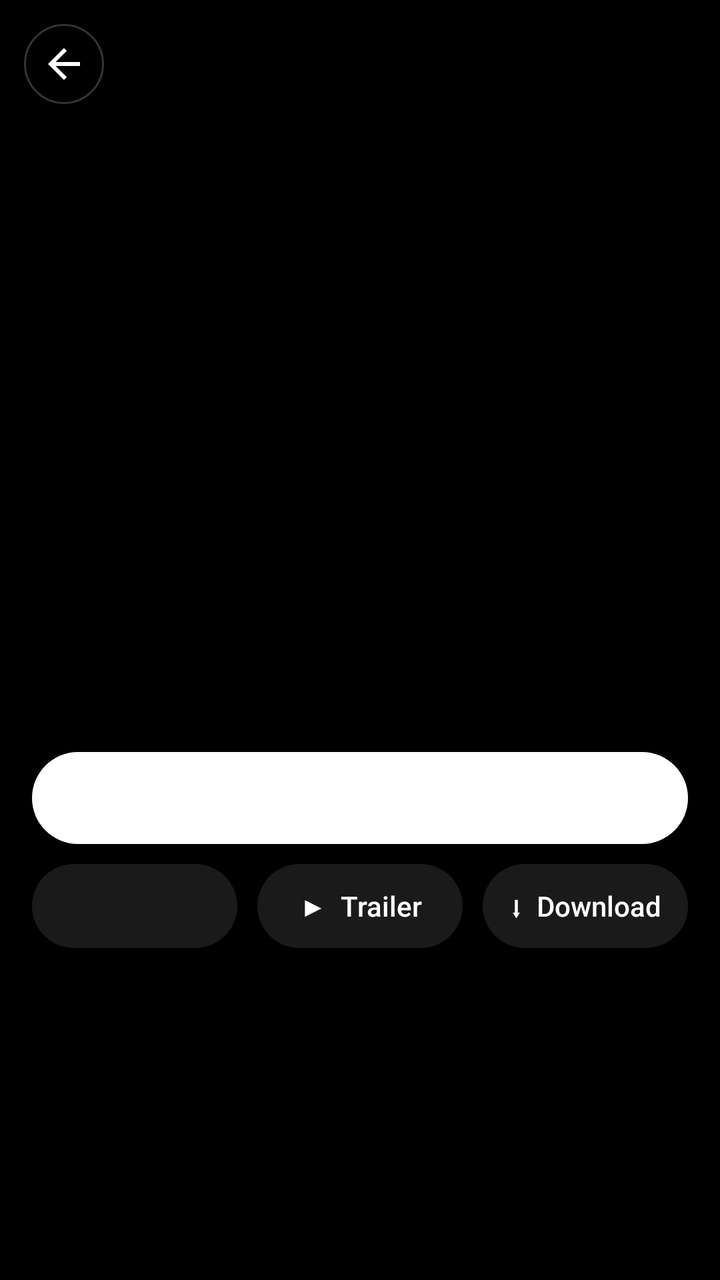
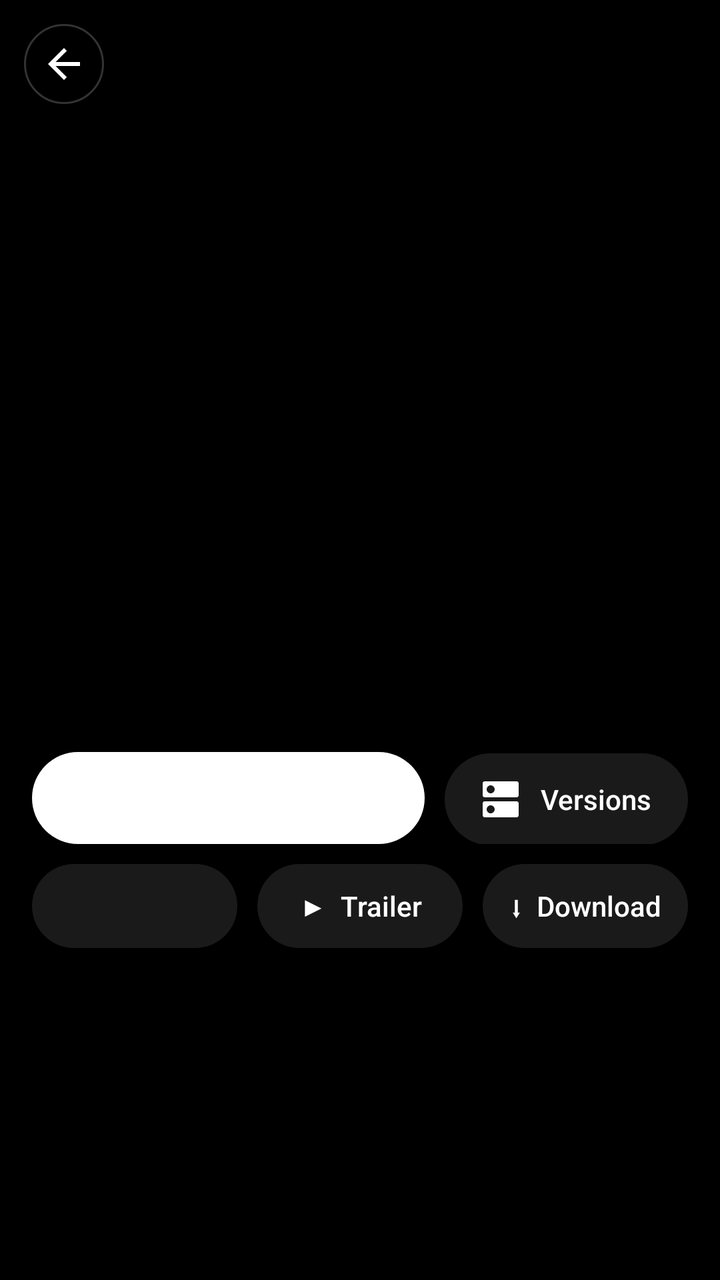

An Android layout rendered at two revisions. The XML below is the earlier revision; the diff shows what the commit changed to produce the second picture.
<!-- AndroidManifest.xml: application theme Theme.NovaTV -->
<!-- res/layout/fragment_detail.xml -->
<?xml version="1.0" encoding="utf-8"?>
<FrameLayout xmlns:android="http://schemas.android.com/apk/res/android"
    android:layout_width="match_parent" android:layout_height="match_parent"
    android:background="@color/nova_black" android:clickable="true">

    <androidx.core.widget.NestedScrollView android:layout_width="match_parent" android:layout_height="match_parent"
        android:scrollbars="none">
        <LinearLayout android:layout_width="match_parent" android:layout_height="wrap_content"
            android:orientation="vertical" android:paddingBottom="32dp">

            
            <FrameLayout android:id="@+id/detail_header"
                android:layout_width="match_parent" android:layout_height="340dp">
                <ImageView android:id="@+id/detail_backdrop"
                    android:layout_width="match_parent" android:layout_height="match_parent" android:scaleType="centerCrop"/>
                <View android:layout_width="match_parent" android:layout_height="match_parent" android:background="@drawable/scrim_bottom"/>
            </FrameLayout>

            <LinearLayout android:layout_width="match_parent" android:layout_height="wrap_content"
                android:orientation="vertical" android:paddingStart="16dp" android:paddingEnd="16dp" android:layout_marginTop="-40dp">

                <TextView android:id="@+id/detail_title"
                    android:layout_width="match_parent" android:layout_height="wrap_content"
                    android:textColor="@color/nova_white" android:textSize="28sp"
                    android:fontFamily="sans-serif-medium" android:letterSpacing="-0.02" android:maxLines="3" android:ellipsize="end"/>
                <TextView android:id="@+id/detail_meta"
                    android:layout_width="wrap_content" android:layout_height="wrap_content"
                    android:textColor="@color/nova_white70" android:textSize="12sp" android:layout_marginTop="6dp"/>

                <Button android:id="@+id/detail_play"
                    android:layout_width="match_parent" android:layout_height="46dp" android:layout_marginTop="16dp"
                    android:textAllCaps="false" android:textColor="#FF000000" android:fontFamily="sans-serif-medium"
                    android:background="@drawable/btn_play_hero" android:textSize="16sp"/>
                <ProgressBar android:id="@+id/detail_loading"
                    android:layout_width="24dp" android:layout_height="24dp" android:layout_gravity="center_horizontal"
                    android:layout_marginTop="6dp" android:indeterminateTint="@color/nova_white" android:visibility="gone"/>

                <LinearLayout android:layout_width="match_parent" android:layout_height="wrap_content"
                    android:orientation="horizontal" android:layout_marginTop="10dp">
                    <Button android:id="@+id/detail_list"
                        android:layout_width="0dp" android:layout_weight="1" android:layout_height="42dp"
                        android:textAllCaps="false" android:textColor="@color/nova_white"
                        android:background="@drawable/btn_secondary" android:textSize="14sp"/>
                    <Button android:id="@+id/detail_trailer"
                        android:layout_width="0dp" android:layout_weight="1" android:layout_height="42dp"
                        android:layout_marginStart="10dp" android:text="▶  Trailer"
                        android:textAllCaps="false" android:textColor="@color/nova_white"
                        android:background="@drawable/btn_secondary" android:textSize="14sp"/>
                    <Button android:id="@+id/detail_download"
                        android:layout_width="0dp" android:layout_weight="1" android:layout_height="42dp"
                        android:layout_marginStart="10dp" android:text="⬇  Download"
                        android:textAllCaps="false" android:textColor="@color/nova_white"
                        android:background="@drawable/btn_secondary" android:textSize="14sp"/>
                </LinearLayout>

                <TextView android:id="@+id/detail_overview"
                    android:layout_width="match_parent" android:layout_height="wrap_content"
                    android:textColor="@color/nova_white70" android:textSize="14sp" android:lineSpacingMultiplier="1.25"
                    android:layout_marginTop="16dp" android:maxLines="4" android:ellipsize="end"/>
            </LinearLayout>

            <LinearLayout android:id="@+id/episode_section"
                android:layout_width="match_parent" android:layout_height="wrap_content"
                android:orientation="vertical" android:layout_marginTop="22dp" android:visibility="gone">
                <HorizontalScrollView android:layout_width="match_parent" android:layout_height="wrap_content"
                    android:scrollbars="none" android:paddingStart="16dp" android:clipToPadding="false">
                    <LinearLayout android:id="@+id/season_chips"
                        android:layout_width="wrap_content" android:layout_height="wrap_content" android:orientation="horizontal"/>
                </HorizontalScrollView>
                <TextView android:id="@+id/download_season"
                    android:layout_width="wrap_content" android:layout_height="34dp"
                    android:layout_marginStart="16dp" android:layout_marginTop="10dp"
                    android:gravity="center" android:paddingStart="14dp" android:paddingEnd="14dp"
                    android:background="@drawable/btn_secondary" android:text="⬇  Download Season"
                    android:textColor="@color/nova_white" android:textSize="13sp"/>
                <androidx.recyclerview.widget.RecyclerView android:id="@+id/episode_list"
                    android:layout_width="match_parent" android:layout_height="wrap_content"
                    android:layout_marginTop="8dp" android:nestedScrollingEnabled="false"/>
            </LinearLayout>

            <TextView android:id="@+id/related_title"
                android:layout_width="wrap_content" android:layout_height="wrap_content"
                android:layout_marginTop="24dp" android:paddingStart="16dp"
                android:text="More Like This" android:visibility="gone"
                android:textColor="#E6FFFFFF" android:textSize="16sp" android:fontFamily="sans-serif-medium"/>
            <androidx.recyclerview.widget.RecyclerView android:id="@+id/related_list"
                android:layout_width="match_parent" android:layout_height="wrap_content"
                android:paddingStart="16dp" android:paddingEnd="16dp" android:paddingTop="8dp"
                android:clipToPadding="false"/>
        </LinearLayout>
    </androidx.core.widget.NestedScrollView>

    <ImageButton android:id="@+id/detail_back"
        android:layout_width="40dp" android:layout_height="40dp" android:layout_margin="12dp"
        android:background="@drawable/circle_glass" android:src="@drawable/ic_back" android:contentDescription="Back"/>
</FrameLayout>
<!-- resources referenced by this layout -->
<resources>
  <color name="nova_black">#000000</color>
  <color name="nova_white">#FFFFFF</color>
  <color name="nova_white70">#B3FFFFFF</color>
  <!-- drawable btn_play_hero (drawable) -->
  <?xml version="1.0" encoding="utf-8"?>
  <selector xmlns:android="http://schemas.android.com/apk/res/android">
      <item android:state_focused="true">
          <shape><solid android:color="#E0E0E0"/><corners android:radius="24dp"/></shape>
      </item>
      <item>
          <shape><solid android:color="#FFFFFFFF"/><corners android:radius="24dp"/></shape>
      </item>
  </selector>
  <!-- drawable btn_secondary (drawable) -->
  <?xml version="1.0" encoding="utf-8"?>
  <selector xmlns:android="http://schemas.android.com/apk/res/android">
      <item android:state_focused="true">
          <shape>
              <solid android:color="#3AFFFFFF"/>
              <corners android:radius="24dp"/>
          </shape>
      </item>
      <item>
          <shape>
              <solid android:color="#1AFFFFFF"/>
              <corners android:radius="24dp"/>
          </shape>
      </item>
  </selector>
  <!-- drawable circle_glass (drawable) -->
  <?xml version="1.0" encoding="utf-8"?>
  <shape xmlns:android="http://schemas.android.com/apk/res/android" android:shape="oval">
      <solid android:color="#99000000"/><stroke android:width="1dp" android:color="#33FFFFFF"/>
  </shape>
  <!-- drawable ic_back (drawable) -->
  <vector xmlns:android="http://schemas.android.com/apk/res/android" android:width="24dp" android:height="24dp" android:viewportWidth="24" android:viewportHeight="24">
      <path android:fillColor="#FFFFFFFF" android:pathData="M20,11H7.83l5.59,-5.59L12,4l-8,8 8,8 1.41,-1.41L7.83,13H20v-2z"/>
  </vector>
  <!-- drawable scrim_bottom (drawable) -->
  <?xml version="1.0" encoding="utf-8"?>
  <shape xmlns:android="http://schemas.android.com/apk/res/android">
      <gradient android:angle="90" android:startColor="#FF000000" android:centerColor="#99000000" android:endColor="#00000000"/>
  </shape>
  <style name="Theme.NovaTV" parent="Theme.AppCompat.NoActionBar">
          <item name="android:windowBackground">@color/nova_black</item>
          <item name="android:colorBackground">@color/nova_black</item>
          <item name="android:textColorPrimary">@color/nova_white</item>
          <item name="android:textColorSecondary">@color/nova_white70</item>
          <item name="colorPrimary">@color/nova_accent</item>
          <item name="colorPrimaryDark">@color/nova_black</item>
          <item name="colorAccent">@color/nova_accent</item>
          <item name="windowNoTitle">true</item>
          <item name="windowActionBar">false</item>
          <item name="android:defaultFocusHighlightEnabled">false</item>
          <item name="android:windowFullscreen">false</item>
          <item name="android:statusBarColor">@color/nova_black</item>
          <item name="android:navigationBarColor">@color/nova_black</item>
      </style>
  <color name="nova_accent">#0A84FF</color>
</resources>

<!-- the commit's change to res/layout/fragment_detail.xml (unified diff, before → after) -->
@@ -27,10 +27,21 @@
                     android:layout_width="wrap_content" android:layout_height="wrap_content"
                     android:textColor="@color/nova_white70" android:textSize="12sp" android:layout_marginTop="6dp"/>
 
-                <Button android:id="@+id/detail_play"
-                    android:layout_width="match_parent" android:layout_height="46dp" android:layout_marginTop="16dp"
-                    android:textAllCaps="false" android:textColor="#FF000000" android:fontFamily="sans-serif-medium"
-                    android:background="@drawable/btn_play_hero" android:textSize="16sp"/>
+                
+                <LinearLayout android:layout_width="match_parent" android:layout_height="wrap_content"
+                    android:orientation="horizontal" android:layout_marginTop="16dp">
+                    <Button android:id="@+id/detail_play"
+                        android:layout_width="0dp" android:layout_weight="1" android:layout_height="46dp"
+                        android:textAllCaps="false" android:textColor="#FF000000" android:fontFamily="sans-serif-medium"
+                        android:background="@drawable/btn_play_hero" android:textSize="16sp"/>
+                    <TextView android:id="@+id/detail_sources"
+                        android:layout_width="wrap_content" android:layout_height="46dp" android:layout_marginStart="10dp"
+                        android:gravity="center" android:paddingStart="16dp" android:paddingEnd="18dp"
+                        android:background="@drawable/btn_secondary" android:text="Versions" android:textColor="@color/nova_white"
+                        android:textSize="14sp" android:fontFamily="sans-serif-medium"
+                        android:drawableStart="@drawable/ic_server" android:drawablePadding="8dp" android:drawableTint="@color/nova_white"
+                        android:contentDescription="Choose source and version"/>
+                </LinearLayout>
                 <ProgressBar android:id="@+id/detail_loading"
                     android:layout_width="24dp" android:layout_height="24dp" android:layout_gravity="center_horizontal"
                     android:layout_marginTop="6dp" android:indeterminateTint="@color/nova_white" android:visibility="gone"/>
<!-- resource entries referenced after the edit -->
@@ -38,6 +38,10 @@
   <vector xmlns:android="http://schemas.android.com/apk/res/android" android:width="24dp" android:height="24dp" android:viewportWidth="24" android:viewportHeight="24">
       <path android:fillColor="#FFFFFFFF" android:pathData="M20,11H7.83l5.59,-5.59L12,4l-8,8 8,8 1.41,-1.41L7.83,13H20v-2z"/>
   </vector>
+  <!-- drawable ic_server (drawable) -->
+  <vector xmlns:android="http://schemas.android.com/apk/res/android" android:width="24dp" android:height="24dp" android:viewportWidth="24" android:viewportHeight="24">
+      <path android:fillColor="#FFFFFFFF" android:pathData="M20,13H4c-0.55,0 -1,0.45 -1,1v6c0,0.55 0.45,1 1,1h16c0.55,0 1,-0.45 1,-1v-6c0,-0.55 -0.45,-1 -1,-1zM7,19c-1.1,0 -2,-0.9 -2,-2s0.9,-2 2,-2 2,0.9 2,2 -0.9,2 -2,2zM20,3H4c-0.55,0 -1,0.45 -1,1v6c0,0.55 0.45,1 1,1h16c0.55,0 1,-0.45 1,-1V4c0,-0.55 -0.45,-1 -1,-1zM7,9c-1.1,0 -2,-0.9 -2,-2s0.9,-2 2,-2 2,0.9 2,2 -0.9,2 -2,2z"/>
+  </vector>
   <!-- drawable scrim_bottom (drawable) -->
   <?xml version="1.0" encoding="utf-8"?>
   <shape xmlns:android="http://schemas.android.com/apk/res/android">
